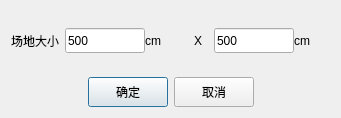
Before: the Qt Designer form UAVManage/spaceparam.ui in gessd/UAVManage, drawn with Qt 5.
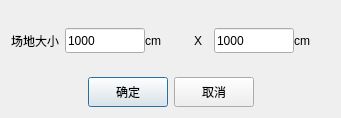
After: the same form once the commit is applied.

Commit message: 参数输入限制

Diff of the .ui file:
```diff
--- a/UAVManage/spaceparam.ui
+++ b/UAVManage/spaceparam.ui
@@ -43,7 +43,7 @@
           </size>
          </property>
          <property name="text">
-          <string>500</string>
+          <string>1000</string>
          </property>
         </widget>
        </item>
@@ -98,7 +98,7 @@
           </size>
          </property>
          <property name="text">
-          <string>500</string>
+          <string>1000</string>
          </property>
         </widget>
        </item>
```
The commit also changes 2 other files.
